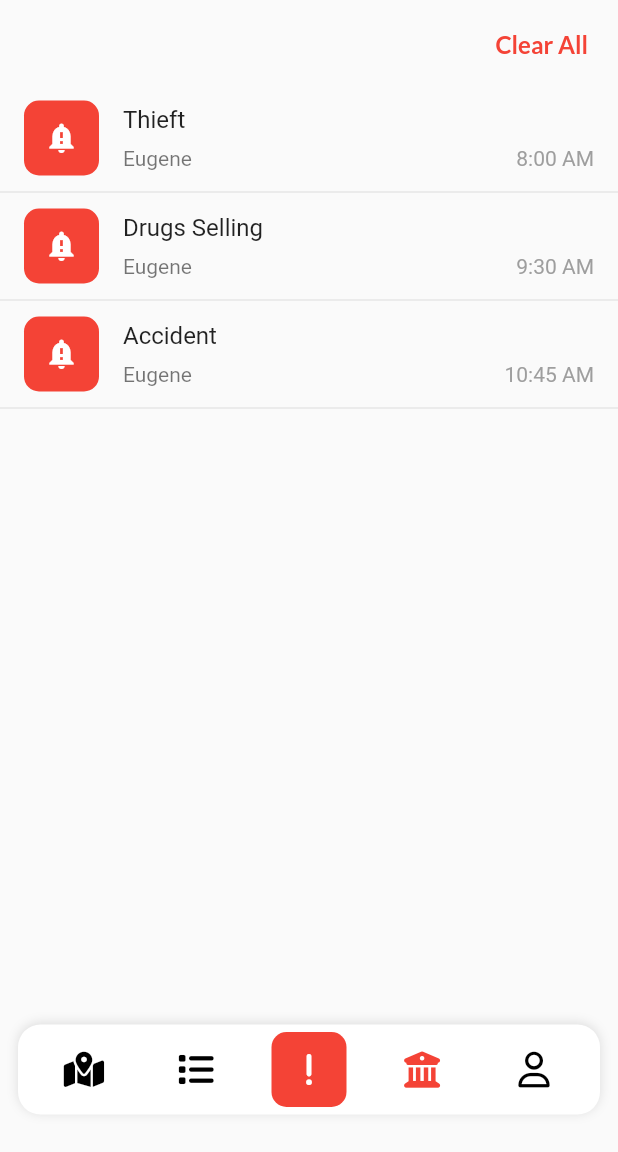
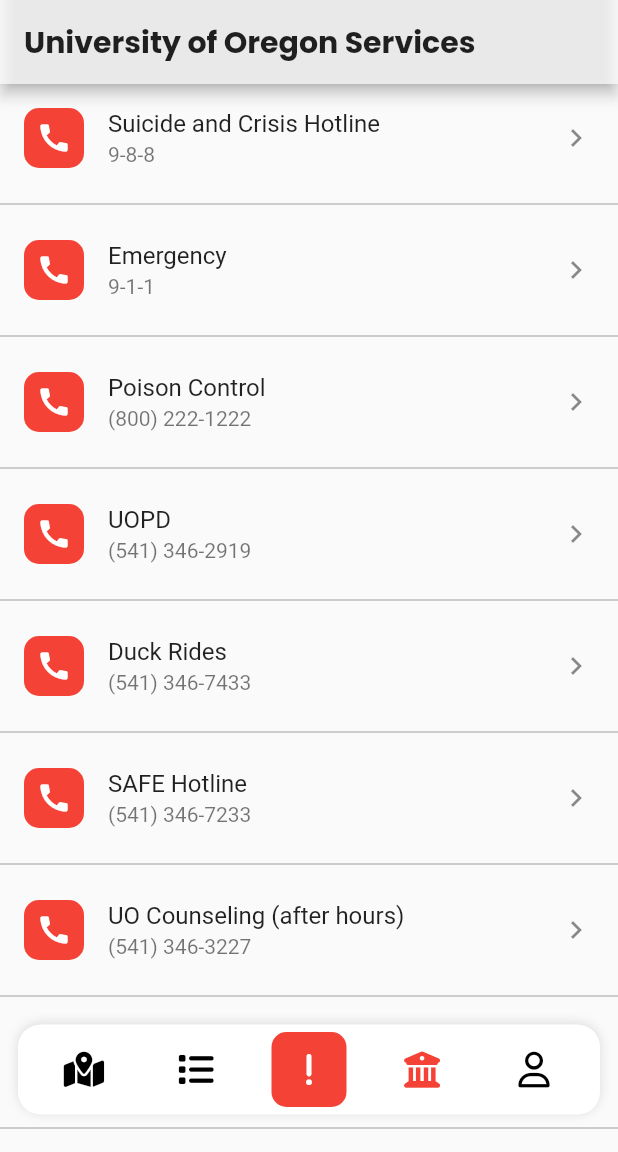
Before and after one commit to SafeGuide-Inc/SafeGuide, a Flutter app: the MainView screen opened directly, item 4 of the bottom bar chosen, on a phone screen of 412 x 824 dp, the part 84-1236 px from its top. Run offline on Flutter 3.47's test engine with Material 2 defaults, Android fonts, the phone set to English and light mode, and no system bars; our stand-ins replace flutter_secure_storage, fluttertoast, font_awesome_flutter, geocoding, geolocator, google_fonts and 7 more; missing offline and left inert: flutter_phone_direct_caller; accounts and stored records are empty; network calls fail.

Commit message:
Added University services screen

```diff
--- a/app/lib/screens/home/home.dart
+++ b/app/lib/screens/home/home.dart
@@ -11,6 +11,7 @@ import 'package:safeguide/screens/home/mapview.dart';
 import 'package:safeguide/screens/home/notifications.dart';
 import 'package:safeguide/screens/home/profile.dart';
 import 'package:font_awesome_flutter/font_awesome_flutter.dart';
+import 'package:safeguide/screens/home/universityServices.dart';
 import 'package:sizer/sizer.dart';
 
 import '../../components/buttons.dart';
@@ -41,9 +42,9 @@ class MainView extends StatefulWidget {
 class MainViewState extends State<MainView> {
   int _currentIndex = 0;
   final List<Widget> _pages = [
-    MapView(),
+    const MapView(),
     FeedView(),
-    NotificationScreen(),
+    const UniversityServices(),
     ProfileOptions()
   ];
 
--- /dev/null
+++ b/app/lib/screens/home/universityServices.dart
@@ -0,0 +1,68 @@
+import 'package:flutter/material.dart';
+import 'package:flutter/services.dart';
+import 'package:google_fonts/google_fonts.dart';
+
+class UniversityServices extends StatefulWidget {
+  const UniversityServices({Key? key}) : super(key: key);
+
+  @override
+  _UniversityServicesState createState() => _UniversityServicesState();
+}
+
+class _UniversityServicesState extends State<UniversityServices> {
+  final List<Service> services = [
+    Service('Suicide and Crisis Hotline', '9-8-8'),
+    Service('Emergency', '9-1-1'),
+    Service('Poison Control', '(800) 222-1222'),
+    Service('UOPD', '(541) 346-2919'),
+    Service('Duck Rides', '(541) 346-7433'),
+    Service('SAFE Hotline', '(541) 346-7233'),
+    Service('UO Counseling (after hours)', '(541) 346-3227'),
+    Service('UO Health Services', '(541) 346-2770'),
+    Service('Safety and Risk Services', '(541) 346-7008, saftey@uoregon.edu'),
+  ];
+
+  @override
+  Widget build(BuildContext context) {
+    return Scaffold(
+        appBar: AppBar(
+          automaticallyImplyLeading: false,
+          title: Text('University of Oregon Services',
+              style: GoogleFonts.poppins(
+                  color: Colors.black87,
+                  fontSize: 20,
+                  fontWeight: FontWeight.w700)),
+          backgroundColor: Colors.white70,
+        ),
+        body: ListView.builder(
+            itemCount: services.length,
+            itemBuilder: (context, index) {
+              return Column(children: [
+                ListTile(
+                  leading: Container(
+                    padding: const EdgeInsets.all(8),
+                    decoration: BoxDecoration(
+                      color: Colors.red,
+                      borderRadius: BorderRadius.circular(10),
+                    ),
+                    child: const Icon(
+                      Icons.call,
+                      color: Colors.white,
+                    ),
+                  ),
+                  title: Text(services[index].name),
+                  subtitle: Text(services[index].contact),
+                  trailing: const Icon(Icons.chevron_right),
+                ),
+                const Divider(color: Colors.grey),
+              ]);
+            }));
+  }
+}
+
+class Service {
+  final String name;
+  final String contact;
+
+  Service(this.name, this.contact);
+}
```
